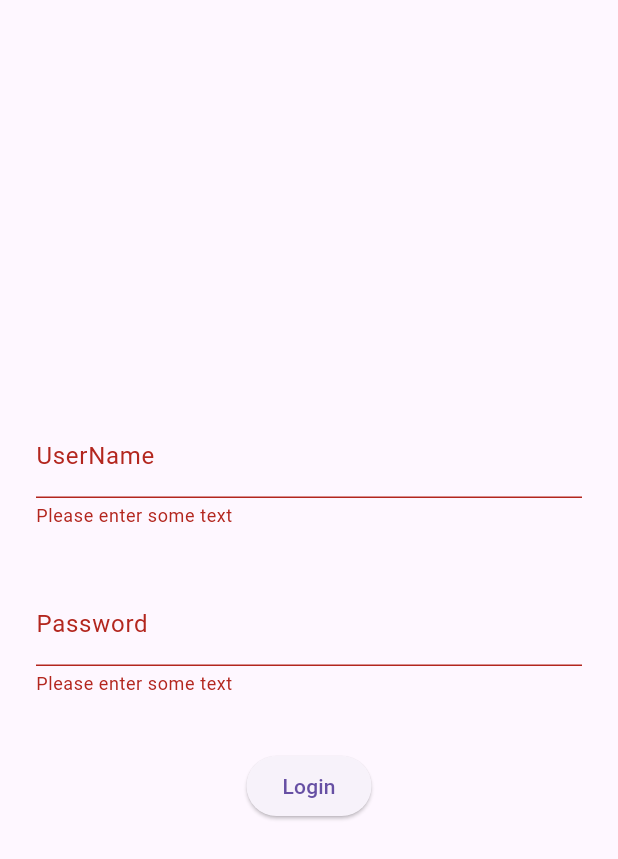
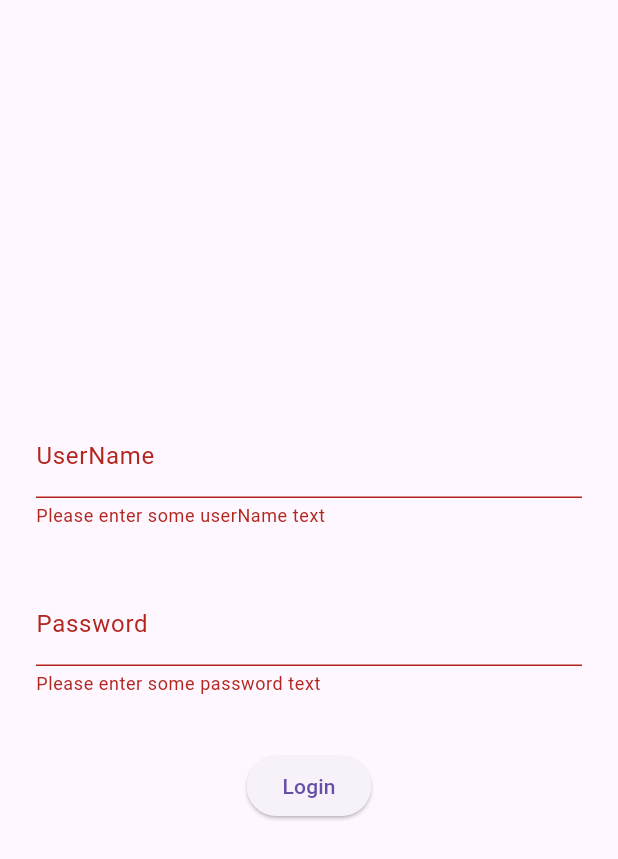
Before and after one commit to abe-tk/maestro-example, a Flutter app: the screen it shows after launch, after a tap on "Login", on a phone screen of 412 x 824 dp. Shown: the top 859 px of the screen. Run offline on Flutter 3.47's test engine with Material 3 defaults, Android fonts, the phone set to English and light mode, and no system bars.

```diff
--- a/lib/login_page.dart
+++ b/lib/login_page.dart
@@ -38,9 +38,12 @@ class _LoginPageState extends State<LoginPage> {
                 decoration: const InputDecoration(
                   labelText: 'UserName',
                 ),
+                onChanged: (value) => setState(() {
+                  userNameController.text = value;
+                }),
                 validator: (value) {
                   if (value!.isEmpty) {
-                    return 'Please enter some text';
+                    return 'Please enter some userName text';
                   }
                   return null;
                 },
@@ -54,9 +57,12 @@ class _LoginPageState extends State<LoginPage> {
                 decoration: const InputDecoration(
                   labelText: 'Password',
                 ),
+                onChanged: (value) => setState(() {
+                  passwordController.text = value;
+                }),
                 validator: (value) {
                   if (value!.isEmpty) {
-                    return 'Please enter some text';
+                    return 'Please enter some password text';
                   }
                   if (value.length < 8) {
                     return 'Password must be at least 8 characters';
```
Also changed, not shown: 2 other files.
